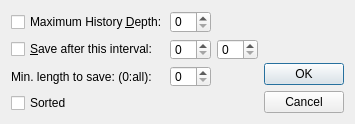
First picture: the form in FalconCalcQt/HistoryOptions.ui, repository solyoma/FalconCalc, before the edit.
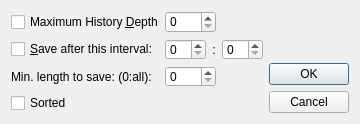
Second picture: the form after the edit. Icons and pictures are not drawn.

Commit message: bugfix: integer power of a power of 10 e.g. 10^40 was wrong WIP: history and options WIP:added base for styling

What changed in the file:
```diff
--- a/FalconCalcQt/HistoryOptions.ui
+++ b/FalconCalcQt/HistoryOptions.ui
@@ -6,7 +6,7 @@
    <rect>
     <x>0</x>
     <y>0</y>
-    <width>355</width>
+    <width>360</width>
     <height>124</height>
    </rect>
   </property>
@@ -18,13 +18,13 @@
   </property>
   <property name="minimumSize">
    <size>
-    <width>355</width>
+    <width>360</width>
     <height>124</height>
    </size>
   </property>
   <property name="maximumSize">
    <size>
-    <width>355</width>
+    <width>360</width>
     <height>124</height>
    </size>
   </property>
@@ -36,14 +36,21 @@
     <normaloff>:/FalconCalcQt/Resources/program.ico</normaloff>:/FalconCalcQt/Resources/program.ico</iconset>
   </property>
   <layout class="QGridLayout" name="gridLayout">
-   <item row="2" column="0">
-    <widget class="QLabel" name="label">
+   <item row="0" column="0">
+    <widget class="QCheckBox" name="chkMaxDepth">
      <property name="text">
-      <string>Min. length to save: (0:all):</string>
+      <string>Maximum History &amp;Depth:</string>
      </property>
     </widget>
    </item>
-   <item row="0" column="3" rowspan="4">
+   <item row="0" column="1" colspan="2">
+    <widget class="QSpinBox" name="spnHistDepth">
+     <property name="maximum">
+      <number>200</number>
+     </property>
+    </widget>
+   </item>
+   <item row="0" column="4" rowspan="4">
     <layout class="QVBoxLayout">
      <property name="spacing">
       <number>6</number>
@@ -89,9 +96,6 @@
      </item>
     </layout>
    </item>
-   <item row="2" column="1">
-    <widget class="QSpinBox" name="spnMinSaveLength"/>
-   </item>
    <item row="1" column="0">
     <widget class="QCheckBox" name="chkInterval">
      <property name="text">
@@ -99,15 +103,42 @@
      </property>
     </widget>
    </item>
-   <item row="1" column="2">
-    <widget class="QSpinBox" name="spnSeconds"/>
-   </item>
-   <item row="0" column="1">
-    <widget class="QSpinBox" name="spnHistDepth"/>
-   </item>
    <item row="1" column="1">
     <widget class="QSpinBox" name="spnMinutes"/>
    </item>
+   <item row="1" column="2">
+    <widget class="QLabel" name="label_2">
+     <property name="maximumSize">
+      <size>
+       <width>20</width>
+       <height>16777215</height>
+      </size>
+     </property>
+     <property name="text">
+      <string>:</string>
+     </property>
+     <property name="alignment">
+      <set>Qt::AlignCenter</set>
+     </property>
+    </widget>
+   </item>
+   <item row="1" column="3">
+    <widget class="QSpinBox" name="spnSeconds"/>
+   </item>
+   <item row="2" column="0">
+    <widget class="QLabel" name="label">
+     <property name="text">
+      <string>Min. length to save: (0:all):</string>
+     </property>
+    </widget>
+   </item>
+   <item row="2" column="1" colspan="2">
+    <widget class="QSpinBox" name="spnMinSaveLength">
+     <property name="maximum">
+      <number>10</number>
+     </property>
+    </widget>
+   </item>
    <item row="3" column="0">
     <widget class="QCheckBox" name="chksorted">
      <property name="text">
@@ -115,13 +146,6 @@
      </property>
     </widget>
    </item>
-   <item row="0" column="0">
-    <widget class="QCheckBox" name="chkMaxDepth">
-     <property name="text">
-      <string>Maximum History &amp;Depth:</string>
-     </property>
-    </widget>
-   </item>
   </layout>
  </widget>
  <resources>
```
The commit also changes 8 other files.
